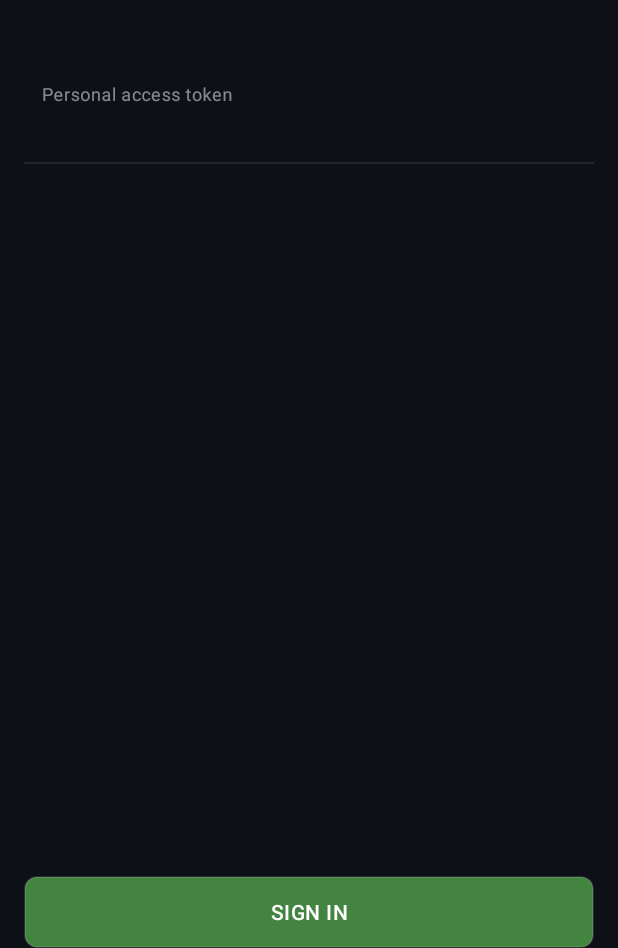
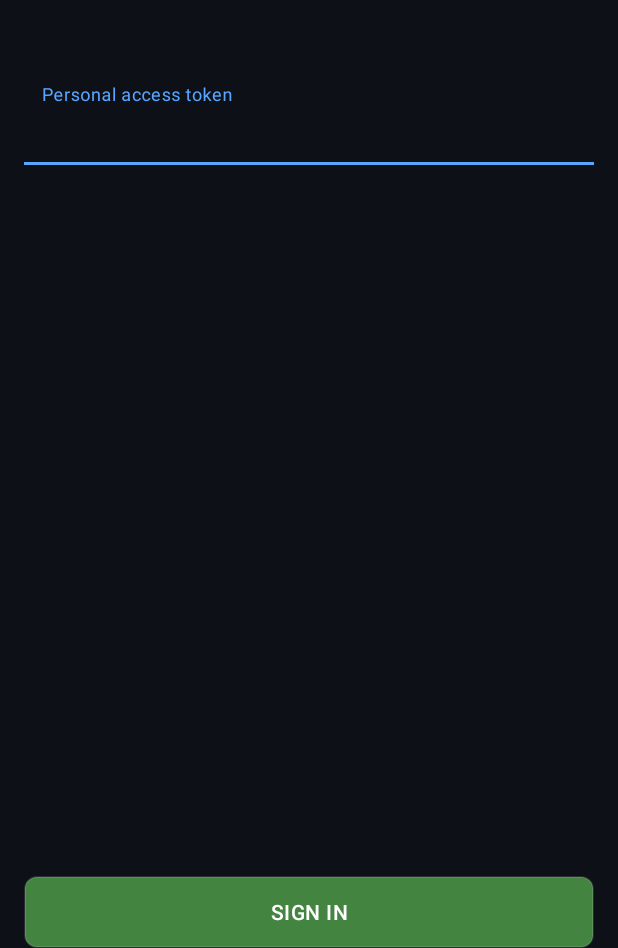
Before and after one commit to Samika77/RepoViewer, an Android app: the screen it shows after launch (MainActivity), on a phone screen of 412 x 824 dp, the part 288-1236 px from its top. Run offline under Robolectric (Android 15) with nearby library versions, the phone set to English and light mode, and no system bars; our stand-ins replace Dagger/Hilt's generated code; libraries missing offline, so code that uses them is left out: com.jakewharton.retrofit2.

Commit message:
feat: added App class with @HiltAndroidApp, developed functionality for AuthFragment with AuthViewModel integration, localized error messages using enum and strings, added INTERNET permission in AndroidManifest.

```diff
--- a/app/src/main/AndroidManifest.xml
+++ b/app/src/main/AndroidManifest.xml
@@ -2,7 +2,11 @@
 <manifest xmlns:android="http://schemas.android.com/apk/res/android"
     xmlns:tools="http://schemas.android.com/tools">
 
+    <uses-permission android:name="android.permission.INTERNET" />
+    <uses-permission android:name="android.permission.ACCESS_NETWORK_STATE" />
+
     <application
+        android:name=".App"
         android:allowBackup="true"
         android:dataExtractionRules="@xml/data_extraction_rules"
         android:fullBackupContent="@xml/backup_rules"
--- /dev/null
+++ b/app/src/main/java/com/example/repoviewer/App.kt
@@ -0,0 +1,11 @@
+package com.example.repoviewer
+
+import android.app.Application
+import dagger.hilt.android.HiltAndroidApp
+
+@HiltAndroidApp
+class App : Application() {
+    override fun onCreate() {
+        super.onCreate()
+    }
+}
--- a/app/src/main/java/com/example/repoviewer/AuthFragment.kt
+++ b/app/src/main/java/com/example/repoviewer/AuthFragment.kt
@@ -1,19 +1,33 @@
 package com.example.repoviewer
 
+import android.content.res.ColorStateList
 import android.os.Bundle
 import androidx.fragment.app.Fragment
 import android.view.LayoutInflater
 import android.view.View
 import android.view.ViewGroup
+import androidx.annotation.ColorRes
+import androidx.appcompat.app.AlertDialog
+import androidx.core.content.ContextCompat
 import androidx.core.view.ViewCompat
 import androidx.core.view.WindowInsetsCompat
 import androidx.navigation.fragment.findNavController
 import androidx.core.view.updateLayoutParams
+import androidx.fragment.app.viewModels
+import androidx.lifecycle.Lifecycle
+import androidx.lifecycle.lifecycleScope
+import androidx.lifecycle.repeatOnLifecycle
 import com.example.repoviewer.databinding.AuthFragmentBinding
+import dagger.hilt.android.AndroidEntryPoint
+import kotlinx.coroutines.launch
+import androidx.core.widget.addTextChangedListener
 
+@AndroidEntryPoint
 class AuthFragment : Fragment() {
     private var _binding: AuthFragmentBinding? = null
     private val binding get() = _binding!!
+
+    private val viewModel: AuthViewModel by viewModels()
 
     override fun onCreateView(
         inflater: LayoutInflater, container: ViewGroup?,
@@ -41,9 +55,89 @@ class AuthFragment : Fragment() {
         }
         ViewCompat.requestApplyInsets(binding.layoutAuthFragment)
 
+        binding.editTextToken.setOnFocusChangeListener { _, _ ->
+            viewModel.refreshState()
+        }
+
+        binding.editTextToken.addTextChangedListener(
+            onTextChanged = { text, _, _, _ ->
+                viewModel.token.value = text?.toString()
+            }
+        )
+
+        viewModel.state.observe(viewLifecycleOwner) { state ->
+            binding.progressBarSignIn.visibility =
+                if (state is AuthViewModel.State.Loading) View.VISIBLE else View.GONE
+            binding.textInvalidToken.visibility =
+                if (state is AuthViewModel.State.InvalidInput) View.VISIBLE else View.GONE
+            binding.textInvalidToken.text =
+                if (state is AuthViewModel.State.InvalidInput) {
+                    when (state.reasonCode) {
+                        AuthViewModel.ErrorReason.EMPTY_TOKEN -> getString(R.string.empty_token)
+                        AuthViewModel.ErrorReason.INVALID_TOKEN -> getString(R.string.invalid_token)
+                        AuthViewModel.ErrorReason.UNKNOWN_ERROR -> getString(R.string.unknown_error)
+                    }
+                } else null
+            binding.buttonSignIn.isEnabled = state !is AuthViewModel.State.Loading
+            binding.buttonSignIn.text =
+                if (state is AuthViewModel.State.Loading) "" else getString(R.string.sign_in)
+
+            val colorRes =
+                if (state is AuthViewModel.State.InvalidInput) R.color.error
+                else if (binding.editTextToken.hasFocus()) R.color.blue
+                else R.color.gray
+            val heightDp = if (colorRes == R.color.gray) 1 else 2
+            setUnderline(colorRes, heightDp)
+
+            val hintColorRes =
+                if (state is AuthViewModel.State.InvalidInput) R.color.error
+                else if (binding.editTextToken.hasFocus()) R.color.blue
+                else R.color.white_50_percent
+            val hintColor = ContextCompat.getColor(requireContext(), hintColorRes)
+            val colorStateList = ColorStateList.valueOf(hintColor)
+            binding.inputLayoutToken.defaultHintTextColor = colorStateList
+        }
+        viewLifecycleOwner.lifecycleScope.launch {
+            viewLifecycleOwner.repeatOnLifecycle(Lifecycle.State.STARTED) {
+                viewModel.actions.collect { action ->
+                    when (action) {
+                        is AuthViewModel.Action.ShowError -> {
+                            showAlert(action.message)
+                        }
+
+                        is AuthViewModel.Action.RouteToMain -> {
+                            val directions =
+                                AuthFragmentDirections.actionAuthFragmentToRepositoriesListFragment()
+                            findNavController().navigate(directions)
+                        }
+                    }
+                }
+            }
+        }
         binding.buttonSignIn.setOnClickListener {
-            findNavController().navigate(R.id.action_authFragment_to_repositoriesListFragment)
+            viewModel.onSignButtonPressed()
         }
+    }
+
+    private fun setUnderline(@ColorRes colorResId: Int, heightDp: Int) {
+        val color = ContextCompat.getColor(requireContext(), colorResId)
+        binding.viewTokenUnderline.setBackgroundColor(color)
+        binding.viewTokenUnderline.layoutParams = binding.viewTokenUnderline.layoutParams.apply {
+            height = (heightDp * resources.displayMetrics.density).toInt()
+        }
+        binding.viewTokenUnderline.requestLayout()
+    }
+
+    private fun showAlert(message: String) {
+        val formattedMessage = getString(R.string.error_message, message)
+        val dialog = AlertDialog.Builder(requireContext(), R.style.CustomAlertDialog)
+            .setTitle(getString(R.string.error_title))
+            .setMessage(formattedMessage)
+            .setPositiveButton(getString(R.string.ok_button), null)
+            .show()
+        dialog.getButton(AlertDialog.BUTTON_POSITIVE)?.setTextColor(
+            ContextCompat.getColor(requireContext(), R.color.blue)
+        )
     }
 
     override fun onDestroyView() {
--- a/app/src/main/java/com/example/repoviewer/MainActivity.kt
+++ b/app/src/main/java/com/example/repoviewer/MainActivity.kt
@@ -6,7 +6,9 @@ import androidx.appcompat.app.AppCompatActivity
 import androidx.core.splashscreen.SplashScreen.Companion.installSplashScreen
 import androidx.core.content.ContextCompat
 import com.example.repoviewer.databinding.ActivityMainBinding
+import dagger.hilt.android.AndroidEntryPoint
 
+@AndroidEntryPoint
 class MainActivity : AppCompatActivity() {
     private var binding: ActivityMainBinding? = null
 
--- a/app/src/main/java/di/NetworkModule.kt
+++ b/app/src/main/java/di/NetworkModule.kt
@@ -17,11 +17,15 @@ object NetworkModule {
     private const val BASE_URL = "https://api.github.com/"
     private val CONTENT_TYPE = "application/json".toMediaType()
 
+    private val json = Json {
+        ignoreUnknownKeys = true
+    }
+
     @Provides
     @Singleton
     fun provideRetrofit(): Retrofit = Retrofit.Builder()
         .baseUrl(BASE_URL)
-        .addConverterFactory(Json.asConverterFactory(CONTENT_TYPE))
+        .addConverterFactory(json.asConverterFactory(CONTENT_TYPE))
         .build()
 
     @Provides
--- a/app/src/main/res/layout/auth_fragment.xml
+++ b/app/src/main/res/layout/auth_fragment.xml
@@ -56,6 +56,7 @@
         android:layout_width="0dp"
         android:layout_height="1dp"
         android:background="@color/gray"
+        android:visibility="visible"
         app:layout_constraintEnd_toEndOf="parent"
         app:layout_constraintStart_toStartOf="parent"
         app:layout_constraintTop_toBottomOf="@+id/input_layout_token" />
@@ -66,7 +67,7 @@
         android:layout_height="wrap_content"
         android:paddingStart="12dp"
         android:paddingEnd="4dp"
-        android:text="@string/invalid_token"
+        android:text=""
         android:textAppearance="@style/ErrorTextStyle"
         android:visibility="gone"
         app:layout_constraintEnd_toEndOf="parent"
@@ -78,6 +79,7 @@
         android:id="@+id/layout_sign_in_button"
         android:layout_width="0dp"
         android:layout_height="wrap_content"
+        android:layout_gravity="center"
         android:visibility="visible"
         app:layout_constraintBottom_toBottomOf="parent"
         app:layout_constraintEnd_toEndOf="parent"
--- a/app/src/main/res/values/strings.xml
+++ b/app/src/main/res/values/strings.xml
@@ -2,6 +2,11 @@
     <string name="app_name" translatable="false">RepoViewer</string>
     <string name="personal_access_token">Personal access token</string>
     <string name="invalid_token">Invalid token</string>
+    <string name="empty_token">Token must not be empty</string>
+    <string name="unknown_error">Unknown error</string>
+    <string name="error_title">Error</string>
+    <string name="ok_button">OK</string>
+    <string name="error_message">Error data / error code&#10;Information for developers:&#10;%1$s</string>
     <string name="sign_in">Sign in</string>
     <string name="repositories">Repositories</string>
     <string name="back">Back</string>
--- a/app/src/main/res/values/themes.xml
+++ b/app/src/main/res/values/themes.xml
@@ -117,4 +117,9 @@
         <item name="android:textSize">16sp</item>
         <item name="android:textColor">@color/white_70_percent</item>
     </style>
+    <style name="CustomAlertDialog" parent="Theme.AppCompat.Light.Dialog.Alert">
+        <item name="android:windowBackground">@color/background</item>
+        <item name="android:textColorPrimary">@color/white</item>
+        <item name="android:textColorSecondary">@color/white</item>
+    </style>
 </resources>
```
Also changed, not shown: app/src/main/java/com/example/repoviewer/AuthViewModel.kt (+23 -9 lines), 1 other file.
